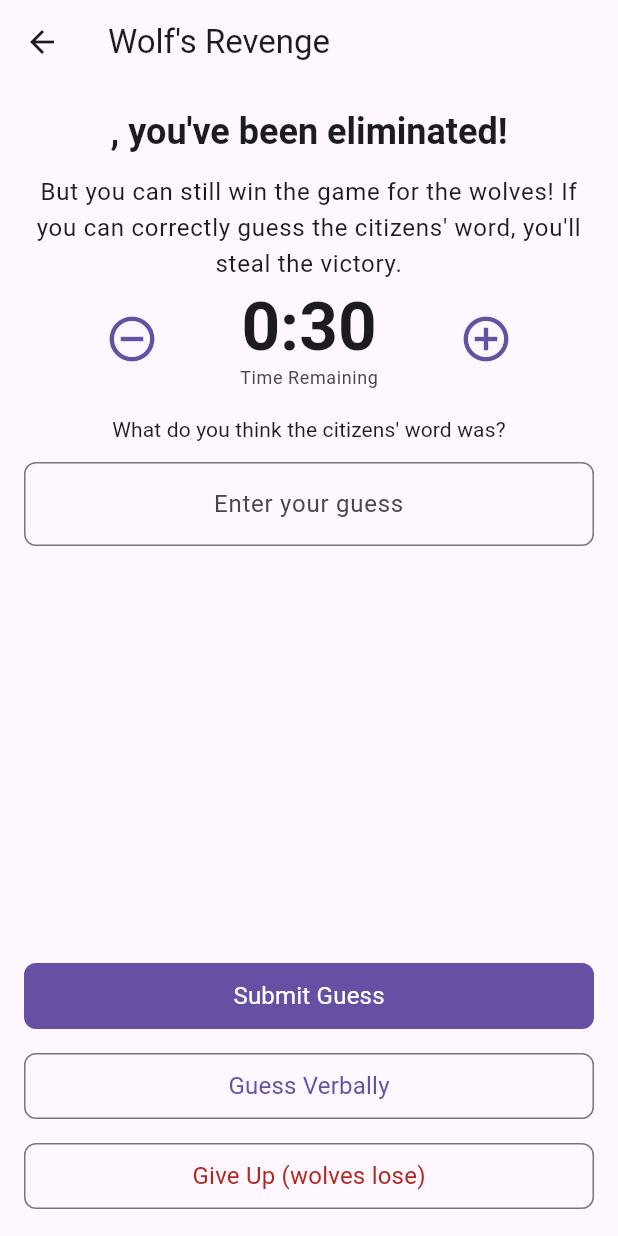
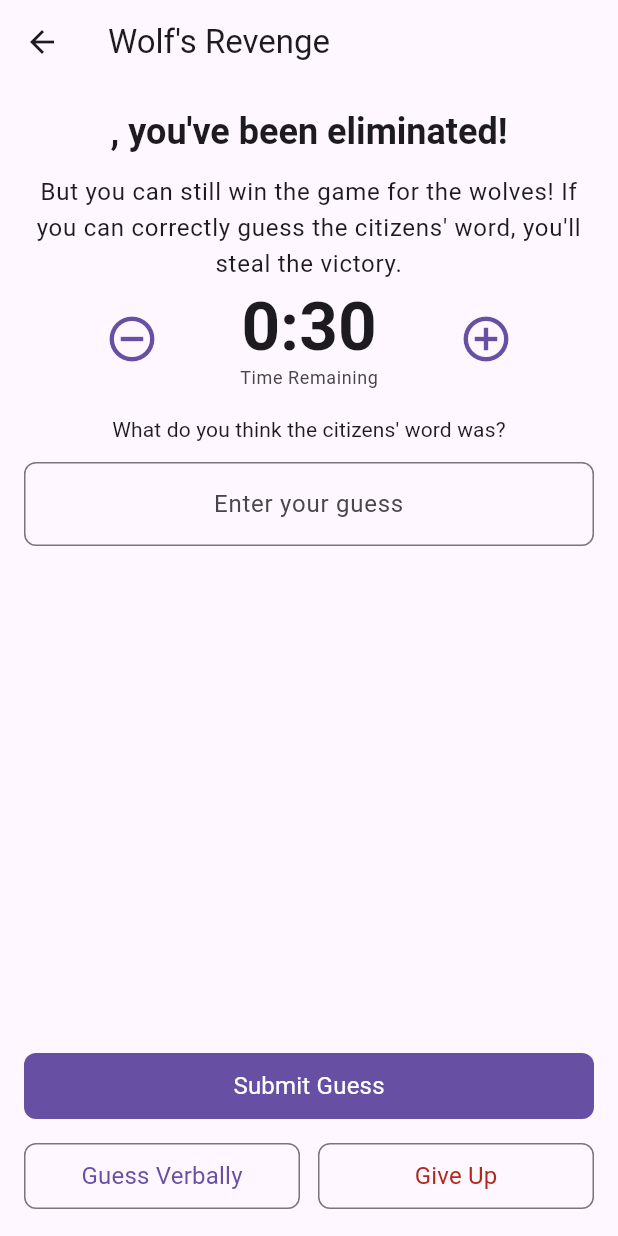
Before and after one commit to szebert/word_wolf, a Flutter app: the WolfRevengeView screen opened directly, on a phone screen of 412 x 824 dp. Run offline on Flutter 3.47's test engine with Material 3 defaults, Android fonts, the phone set to English and light mode, and no system bars; our stand-ins replace bloc, equatable, firebase_analytics, firebase_core, firebase_crashlytics, flutter_bloc and 4 more; missing offline and left inert: flex_seed_scheme; accounts and stored records are empty; generated files the repository leaves out were written again; project files that could hold a hidden picture were left out.

Commit message:
refactor: Update localization keys in discussion and wolf revenge pages for consistency and clarity, enhancing user experience

```diff
--- a/lib/game/view/discussion_page.dart
+++ b/lib/game/view/discussion_page.dart
@@ -266,7 +266,7 @@ class _DiscussionViewState extends State<DiscussionView>
 
             // Timer display in center
             AppText(
-              l10n.discussionTimerValue(
+              l10n.timerValue(
                 minutes.toString().padLeft(2, "0"),
                 seconds.toString().padLeft(2, "0"),
               ),
--- a/lib/game/view/wolf_revenge_page.dart
+++ b/lib/game/view/wolf_revenge_page.dart
@@ -195,11 +195,11 @@ class _WolfRevengeViewState extends State<WolfRevengeView> {
         final l10n = context.l10n;
         return AlertDialog(
           title: AppText(
-            l10n.wolfRevengeVerbalTitle,
+            l10n.revengeVerbalTitle,
             variant: AppTextVariant.titleMedium,
           ),
           content: AppText(
-            l10n.wolfRevengeVerbalContent,
+            l10n.revengeVerbalContent,
             variant: AppTextVariant.bodyMedium,
           ),
           actions: [
@@ -209,7 +209,7 @@ class _WolfRevengeViewState extends State<WolfRevengeView> {
                 Navigator.of(context).pop(false);
               },
               child: AppText(
-                l10n.wolfRevengeVerbalNo,
+                l10n.revengeVerbalNo,
                 variant: AppTextVariant.titleMedium,
               ),
             ),
@@ -219,7 +219,7 @@ class _WolfRevengeViewState extends State<WolfRevengeView> {
                 Navigator.of(context).pop(true);
               },
               child: AppText(
-                l10n.wolfRevengeVerbalYes,
+                l10n.revengeVerbalYes,
                 variant: AppTextVariant.titleMedium,
               ),
             ),
@@ -280,12 +280,12 @@ class _WolfRevengeViewState extends State<WolfRevengeView> {
           return Scaffold(
             appBar: AppBar(
               title: AppText(
-                l10n.wolfRevengePageTitle,
+                l10n.revengePageTitle,
                 variant: AppTextVariant.titleLarge,
               ),
             ),
-            // Use resizeToAvoidBottomInset: false to prevent the screen from resizing when keyboard appears
-            resizeToAvoidBottomInset: false,
+            // Allow screen to resize when keyboard appears
+            resizeToAvoidBottomInset: true,
             body: Padding(
               padding: const EdgeInsets.all(AppSpacing.lg),
               child: Column(
@@ -294,12 +294,14 @@ class _WolfRevengeViewState extends State<WolfRevengeView> {
                   // Scrollable content area
                   Expanded(
                     child: SingleChildScrollView(
+                      // Enable physics to ensure it's scrollable
+                      physics: const AlwaysScrollableScrollPhysics(),
                       child: Column(
                         crossAxisAlignment: CrossAxisAlignment.stretch,
                         children: [
                           // Player name and explanation
                           AppText(
-                            l10n.wolfRevengeEliminated(selectedPlayer.name),
+                            l10n.revengeEliminated(selectedPlayer.name),
                             variant: AppTextVariant.headlineSmall,
                             weight: AppTextWeight.bold,
                             textAlign: TextAlign.center,
@@ -308,7 +310,7 @@ class _WolfRevengeViewState extends State<WolfRevengeView> {
                           const SizedBox(height: AppSpacing.md),
 
                           AppText(
-                            l10n.wolfRevengeExplanation,
+                            l10n.revengeExplanation,
                             variant: AppTextVariant.bodyLarge,
                             textAlign: TextAlign.center,
                           ),
@@ -328,7 +330,7 @@ class _WolfRevengeViewState extends State<WolfRevengeView> {
                                     icon: const Icon(
                                         Icons.remove_circle_outline,
                                         size: 36),
-                                    tooltip: l10n.wolfRevengeDecreaseTime,
+                                    tooltip: l10n.revengeDecreaseTime,
                                     onPressed: () => _adjustTime(-30),
                                     color:
                                         Theme.of(context).colorScheme.primary,
@@ -338,7 +340,12 @@ class _WolfRevengeViewState extends State<WolfRevengeView> {
                                   Column(
                                     children: [
                                       AppText(
-                                        "${_displaySeconds ~/ 60}:${(_displaySeconds % 60).toString().padLeft(2, "0")}",
+                                        l10n.timerValue(
+                                          (_displaySeconds ~/ 60).toString(),
+                                          (_displaySeconds % 60)
+                                              .toString()
+                                              .padLeft(2, "0"),
+                                        ),
                                         variant: AppTextVariant.displayMedium,
                                         weight: AppTextWeight.bold,
                                         colorOption: _displaySeconds < 10
@@ -346,7 +353,7 @@ class _WolfRevengeViewState extends State<WolfRevengeView> {
                                             : AppTextColor.unspecified,
                                       ),
                                       AppText(
-                                        l10n.wolfRevengeTimeRemaining,
+                                        l10n.revengeTimeRemaining,
                                         variant: AppTextVariant.bodySmall,
                                         colorOption:
                                             AppTextColor.onSurfaceVariant,
@@ -358,7 +365,7 @@ class _WolfRevengeViewState extends State<WolfRevengeView> {
                                   AppIconButton(
                                     icon: const Icon(Icons.add_circle_outline,
                                         size: 36),
-                                    tooltip: l10n.wolfRevengeIncreaseTime,
+                                    tooltip: l10n.revengeIncreaseTime,
                                     onPressed: () => _adjustTime(30),
                                     color:
                                         Theme.of(context).colorScheme.primary,
@@ -376,7 +383,7 @@ class _WolfRevengeViewState extends State<WolfRevengeView> {
                             child: Column(
                               children: [
                                 AppText(
-                                  l10n.wolfRevengePrompt,
+                                  l10n.revengePrompt,
                                   variant: AppTextVariant.labelLarge,
                                   textAlign: TextAlign.center,
                                 ),
@@ -385,14 +392,14 @@ class _WolfRevengeViewState extends State<WolfRevengeView> {
                                   controller: _wordController,
                                   textAlign: TextAlign.center,
                                   decoration: InputDecoration(
-                                    hintText: l10n.wolfRevengeGuessHint,
+                                    hintText: l10n.revengeGuessHint,
                                     border: OutlineInputBorder(
                                       borderRadius: BorderRadius.circular(8),
                                     ),
                                   ),
                                   validator: (value) {
                                     if (value == null || value.trim().isEmpty) {
-                                      return l10n.wolfRevengeEmptyError;
+                                      return l10n.revengeEmptyError;
                                     }
                                     return null;
                                   },
@@ -406,6 +413,8 @@ class _WolfRevengeViewState extends State<WolfRevengeView> {
                     ),
                   ),
 
+                  const SizedBox(height: AppSpacing.lg),
+
                   // Fixed button area at the bottom
                   Column(
                     mainAxisSize: MainAxisSize.min,
@@ -417,36 +426,45 @@ class _WolfRevengeViewState extends State<WolfRevengeView> {
                         isLoading: _isSubmitting,
                         onPressed: _submitGuess,
                         child: AppText(
-                          l10n.wolfRevengeSubmit,
+                          l10n.revengeSubmit,
                           variant: AppTextVariant.titleMedium,
                         ),
                       ),
 
                       const SizedBox(height: AppSpacing.md),
 
+                      // Verbal guess and Give up buttons in a row
+                      Row(
+                        children: [
                           // Verbal guess button
-                      AppButton(
+                          Expanded(
+                            child: AppButton(
                               variant: AppButtonVariant.outlined,
                               disabled: _isSubmitting,
                               onPressed: _submitVerbalGuess,
                               child: AppText(
-                          l10n.wolfRevengeVerbal,
+                                l10n.revengeVerbal,
                                 variant: AppTextVariant.titleMedium,
                               ),
                             ),
+                          ),
 
-                      const SizedBox(height: AppSpacing.md),
+                          const SizedBox(width: AppSpacing.md),
 
                           // Give up button
-                      AppButton(
+                          Expanded(
+                            child: AppButton(
                               variant: AppButtonVariant.outlined,
                               disabled: _isSubmitting,
                               onPressed: _skipRevenge,
                               child: AppText(
-                          l10n.wolfRevengeGiveUp,
+                                l10n.revengeGiveUp,
                                 variant: AppTextVariant.titleMedium,
                                 colorOption: AppTextColor.error,
                               ),
+                            ),
+                          ),
+                        ],
                       ),
                     ],
                   ),
```
Also changed, not shown: lib/l10n/arb/app_en.arb (+36 -36 lines). Lines whose indentation alone changed are shown as unchanged.
